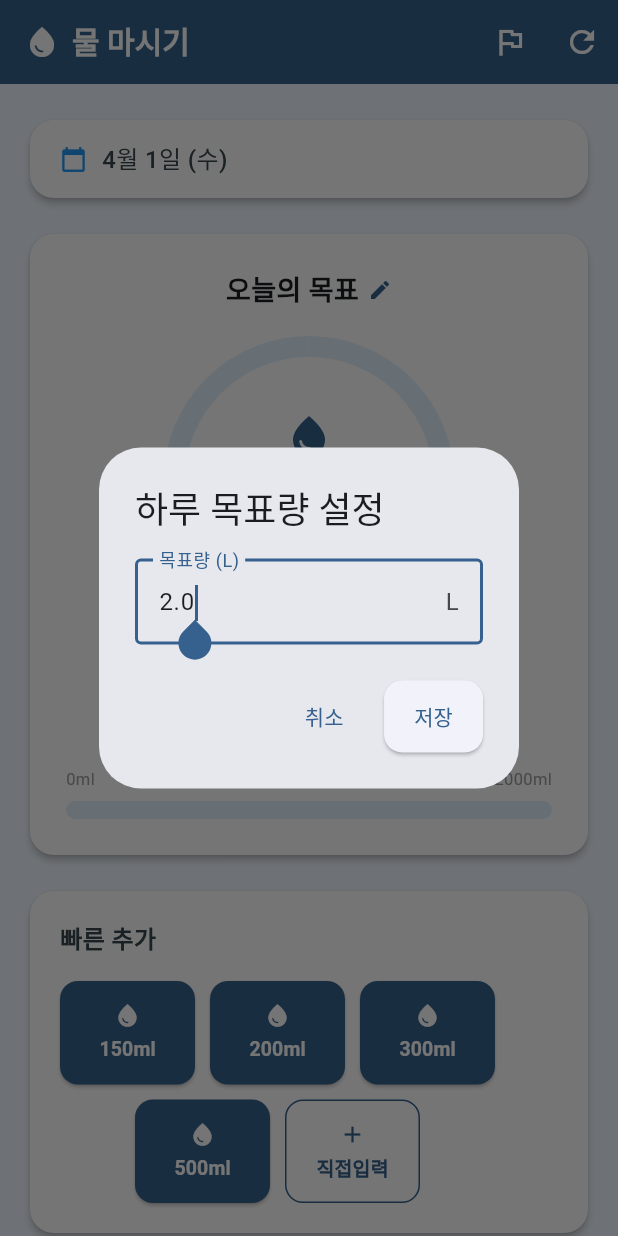
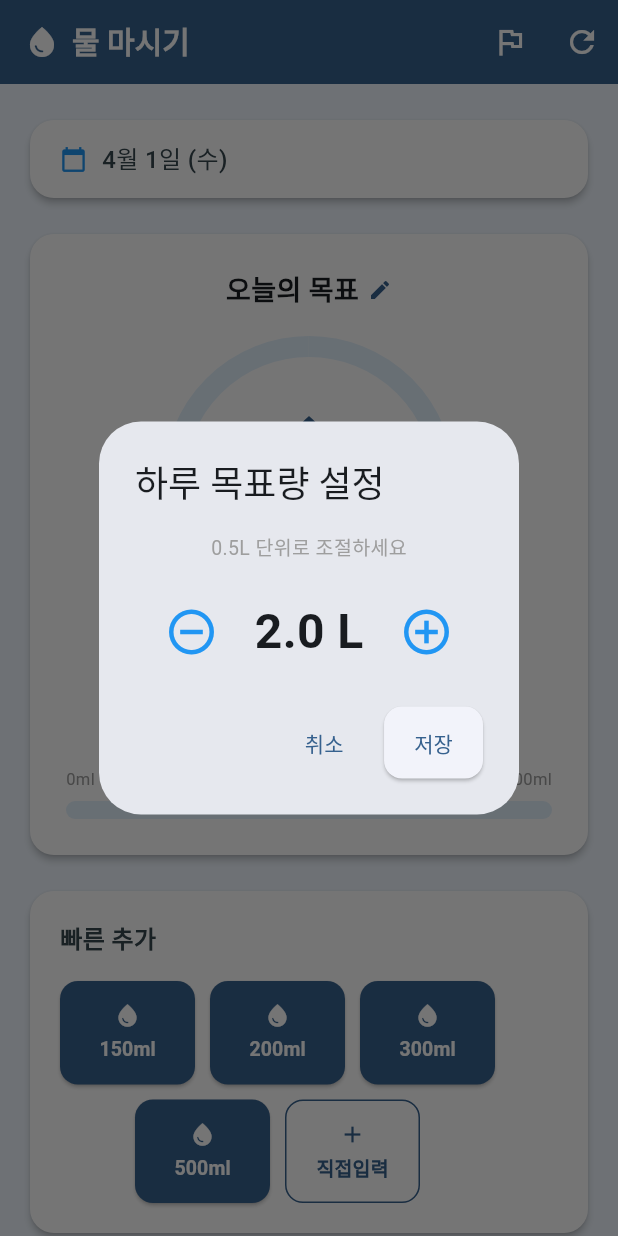
Before and after one commit to Haelim-lee/water-manager, a Flutter app: the screen it shows after launch, after a tap on "오늘의 목표", on a phone screen of 412 x 824 dp. Run offline on Flutter 3.47's test engine with Material 3 defaults, Android fonts, the phone set to English and light mode, and no system bars; our stand-ins replace shared_preferences; missing offline and left inert: dart:js_util.

Commit message:
Replace goal text input with +/- stepper buttons (0.5L steps)
Co-Authored-By: Claude Sonnet 4.6 <noreply@anthropic.com>

```diff
--- a/lib/screens/home_screen.dart
+++ b/lib/screens/home_screen.dart
@@ -233,23 +233,49 @@ class _HomeScreenState extends State<HomeScreen>
   }
 
   Future<void> _showGoalDialog() async {
-    final controller = TextEditingController(
-      text: (_waterService.dailyGoalMl / 1000).toStringAsFixed(1),
-    );
+    double tempGoal = _waterService.dailyGoalMl / 1000.0;
     await showDialog<void>(
       context: context,
-      builder: (ctx) => AlertDialog(
+      builder: (ctx) => StatefulBuilder(
+        builder: (ctx, setDialogState) => AlertDialog(
           title: const Text('하루 목표량 설정'),
-        content: TextField(
-          controller: controller,
-          autofocus: true,
-          keyboardType: const TextInputType.numberWithOptions(decimal: true),
-          decoration: const InputDecoration(
-            labelText: '목표량 (L)',
-            suffixText: 'L',
-            hintText: '예: 2.0',
-            border: OutlineInputBorder(),
+          content: Column(
+            mainAxisSize: MainAxisSize.min,
+            children: [
+              const Text('0.5L 단위로 조절하세요',
+                  style: TextStyle(fontSize: 13, color: Colors.grey)),
+              const SizedBox(height: 20),
+              Row(
+                mainAxisAlignment: MainAxisAlignment.center,
+                children: [
+                  IconButton(
+                    onPressed: tempGoal > 0.5
+                        ? () => setDialogState(() => tempGoal -= 0.5)
+                        : null,
+                    icon: const Icon(Icons.remove_circle_outline),
+                    iconSize: 36,
+                    color: Colors.blue,
                   ),
+                  const SizedBox(width: 16),
+                  Text(
+                    '${tempGoal.toStringAsFixed(1)} L',
+                    style: const TextStyle(
+                      fontSize: 32,
+                      fontWeight: FontWeight.bold,
+                    ),
+                  ),
+                  const SizedBox(width: 16),
+                  IconButton(
+                    onPressed: tempGoal < 10.0
+                        ? () => setDialogState(() => tempGoal += 0.5)
+                        : null,
+                    icon: const Icon(Icons.add_circle_outline),
+                    iconSize: 36,
+                    color: Colors.blue,
+                  ),
+                ],
+              ),
+            ],
           ),
           actions: [
             TextButton(
@@ -258,24 +284,22 @@ class _HomeScreenState extends State<HomeScreen>
             ),
             ElevatedButton(
               onPressed: () {
-              final val = double.tryParse(controller.text.trim());
-              if (val != null && val >= 0.1 && val <= 10.0) {
                 Navigator.pop(ctx);
-                _waterService.setGoal((val * 1000).round());
+                _waterService.setGoal((tempGoal * 1000).round());
                 ScaffoldMessenger.of(context).showSnackBar(
                   SnackBar(
                     content: Text(
-                        '목표량이 ${val.toStringAsFixed(1)}L로 변경됐어요!'),
+                        '목표량이 ${tempGoal.toStringAsFixed(1)}L로 변경됐어요!'),
                     behavior: SnackBarBehavior.floating,
                     backgroundColor: Colors.purple.shade600,
                     duration: const Duration(seconds: 2),
                   ),
                 );
-              }
               },
               child: const Text('저장'),
             ),
           ],
+        ),
       ),
     );
   }
```
Lines whose indentation alone changed are shown as unchanged.
